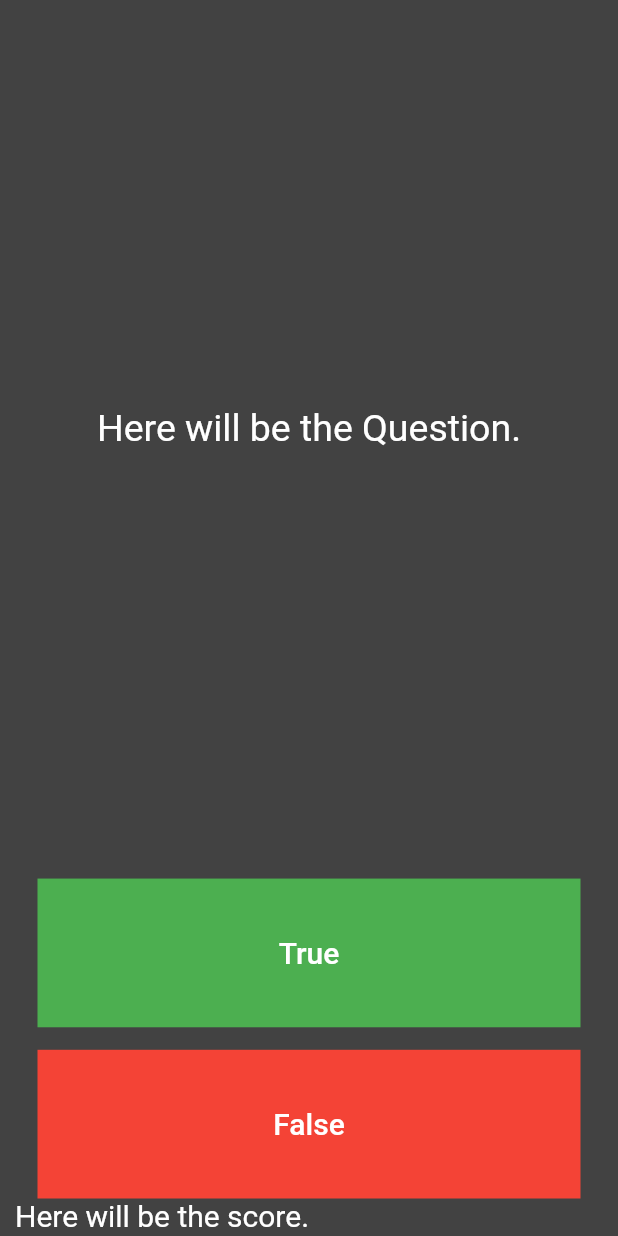
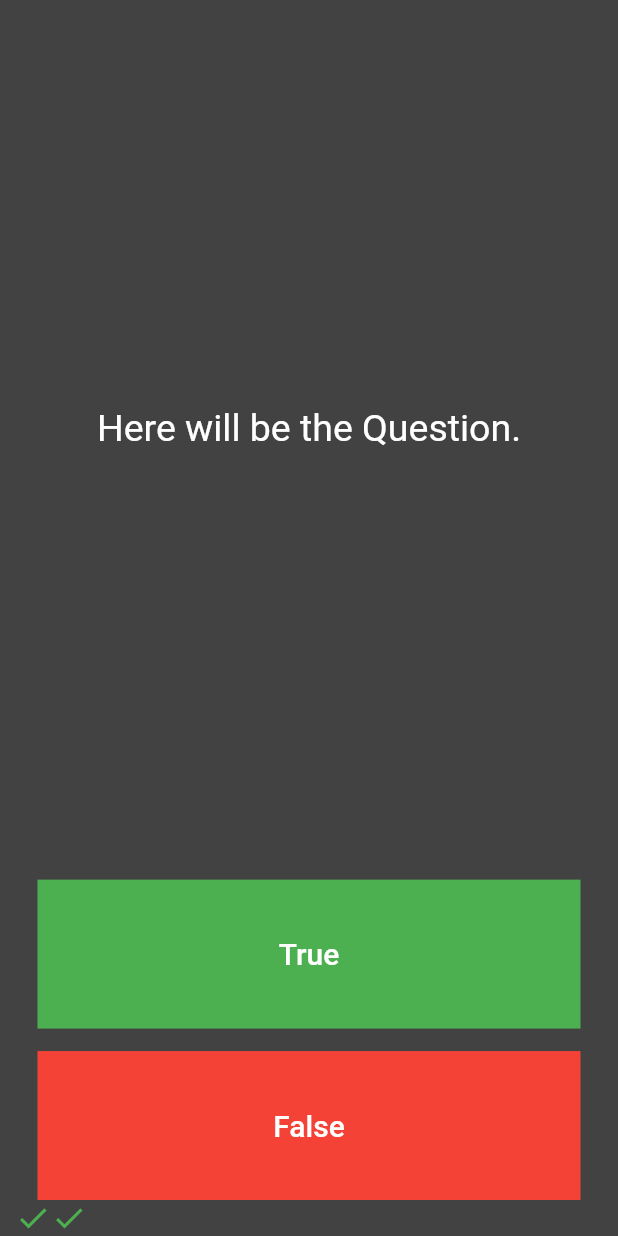
Before and after one commit to marufrobin/quizzler, a Flutter app: the screen it shows after launch, after a tap on "True", on a phone screen of 412 x 824 dp. Run offline on Flutter 3.47's test engine with Material 2 defaults, Android fonts, the phone set to English and light mode, and no system bars.

Commit message:
keeping score..

```diff
--- a/lib/main.dart
+++ b/lib/main.dart
@@ -21,13 +21,17 @@ class Quizzler extends StatelessWidget {
 }
 
 class QuizPage extends StatefulWidget {
-  const QuizPage({super.key});
-
   @override
   State<QuizPage> createState() => _QuizPageState();
 }
 
 class _QuizPageState extends State<QuizPage> {
+  List<Icon> scoreKeeper = [
+    Icon(
+      Icons.check,
+      color: Colors.green,
+    ),
+  ];
   @override
   Widget build(BuildContext context) {
     return Column(
@@ -63,7 +67,14 @@ class _QuizPageState extends State<QuizPage> {
                     fontSize: 20,
                   ),
                 ),
-                onPressed: () {},
+                onPressed: () {
+                  setState(() {
+                    scoreKeeper.add(Icon(
+                      Icons.check,
+                      color: Colors.green,
+                    ));
+                  });
+                },
               ),
             ),
           ),
@@ -91,18 +102,7 @@ class _QuizPageState extends State<QuizPage> {
           ),
         ),
         Row(
-          children: [
-            SizedBox(
-              height: 25,
-              child: Text(
-                "Here will be the score.",
-                style: TextStyle(
-                  color: Colors.white,
-                  fontSize: 20,
-                ),
-              ),
-            )
-          ],
+          children: scoreKeeper,
         )
       ],
     );
```
